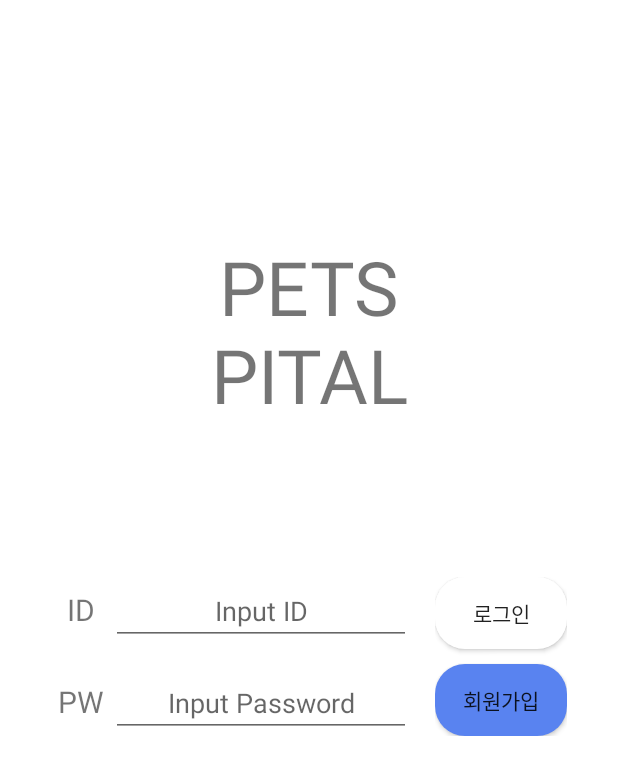
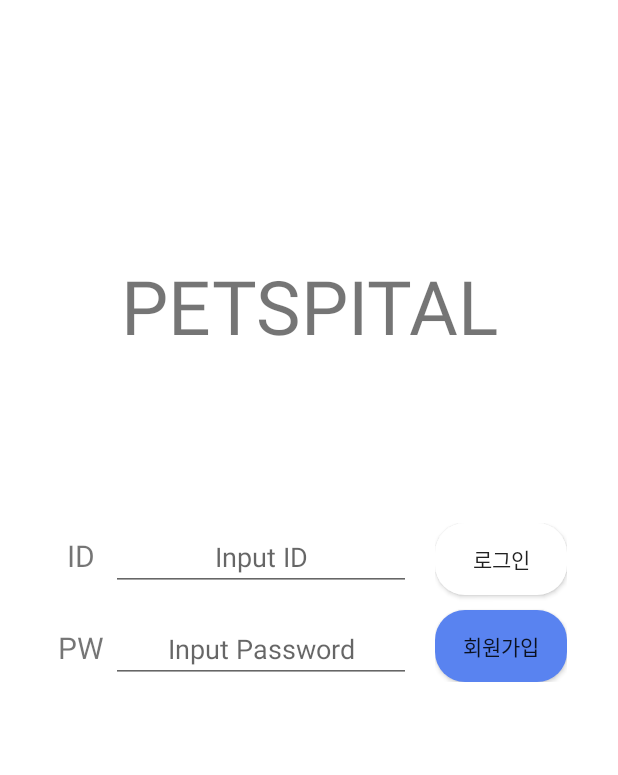
Before and after one commit to YONGEEEE/Petspital_ver0, an Android app: the screen it shows after launch (Sign_in_activity), on a phone screen of 412 x 824 dp. Shown: the top 775 px of the screen. Run offline under Robolectric (Android 15) with nearby library versions, the phone set to English and light mode, and no system bars; Roboto replaces fonts that are not available here.

Commit message:
something fix

```diff
--- a/app/src/main/res/layout/activity_login.xml
+++ b/app/src/main/res/layout/activity_login.xml
@@ -20,7 +20,7 @@
         android:layout_marginStart="8dp"
         android:layout_marginTop="8dp"
         android:gravity="center"
-        android:text="PETS\nPITAL"
+        android:text="PETSPITAL"
         android:textSize="50sp"
         app:layout_constraintBottom_toBottomOf="parent"
         app:layout_constraintEnd_toEndOf="parent"
```
